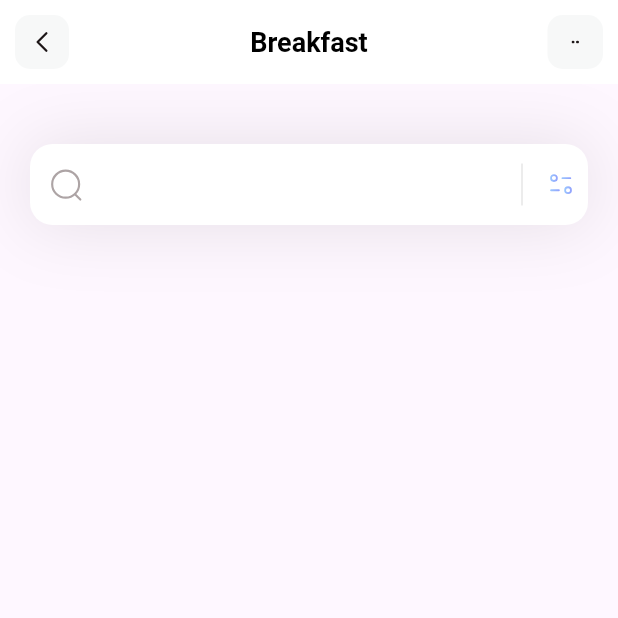
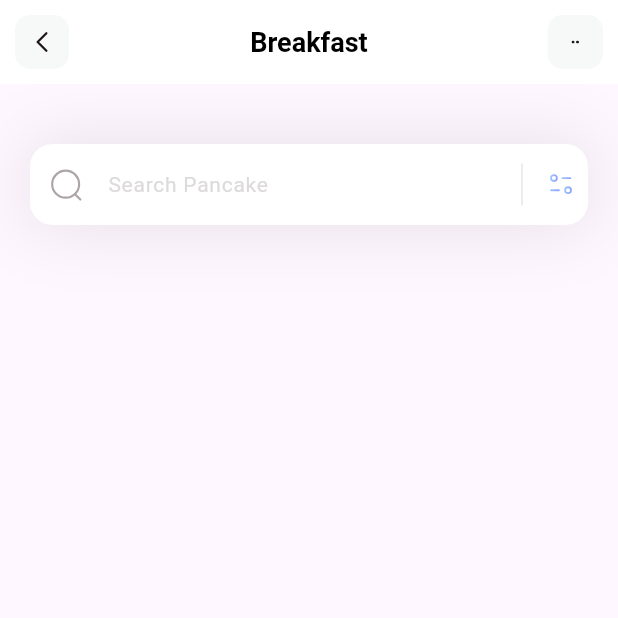
Before and after one commit to Dovletyar/fitness, a Flutter app: the screen it shows after launch, on a phone screen of 412 x 824 dp, the top half of it. Run offline on Flutter 3.47's test engine with Material 3 defaults, Android fonts, the phone set to English and light mode, and no system bars; our stand-ins replace flutter_svg, hexcolor.

Commit message:
hintText eklendi

```diff
--- a/lib/constants/color.dart
+++ b/lib/constants/color.dart
@@ -1,4 +1,4 @@
 const String secondaryColor = "F7F8F8";
 const String shadowColor = "1D1617";
-const String dividerColor = "DDDADA";
+const String hintColor = "DDDADA";
 const String blackColor = "FFFFFF";
--- a/lib/pages/home.dart
+++ b/lib/pages/home.dart
@@ -26,11 +26,18 @@ class HomePage extends StatelessWidget {
                 filled: true,
                 fillColor: Colors.white,
                 contentPadding: const EdgeInsets.all(15),
+                hintText: "Search Pancake",
+                hintStyle: TextStyle(
+                  color: HexColor(hintColor),
+                  fontSize: 14,
+                ),
                 prefixIcon: Padding(
                   padding: const EdgeInsets.all(12),
                   child: SvgPicture.asset("assets/icons/Search.svg"),
                 ),
-                suffixIcon: IntrinsicHeight(
+                suffixIcon: Container(
+                  width: 100,
+                  child: IntrinsicHeight(
                     child: Row(
                       mainAxisAlignment: MainAxisAlignment.end,
                       children: [
@@ -45,6 +52,7 @@ class HomePage extends StatelessWidget {
                           child: SvgPicture.asset("assets/icons/Filter.svg"),
                         ),
                       ],
+                    ),
                   ),
                 ),
                 border: OutlineInputBorder(
```
Lines whose indentation alone changed are shown as unchanged.
